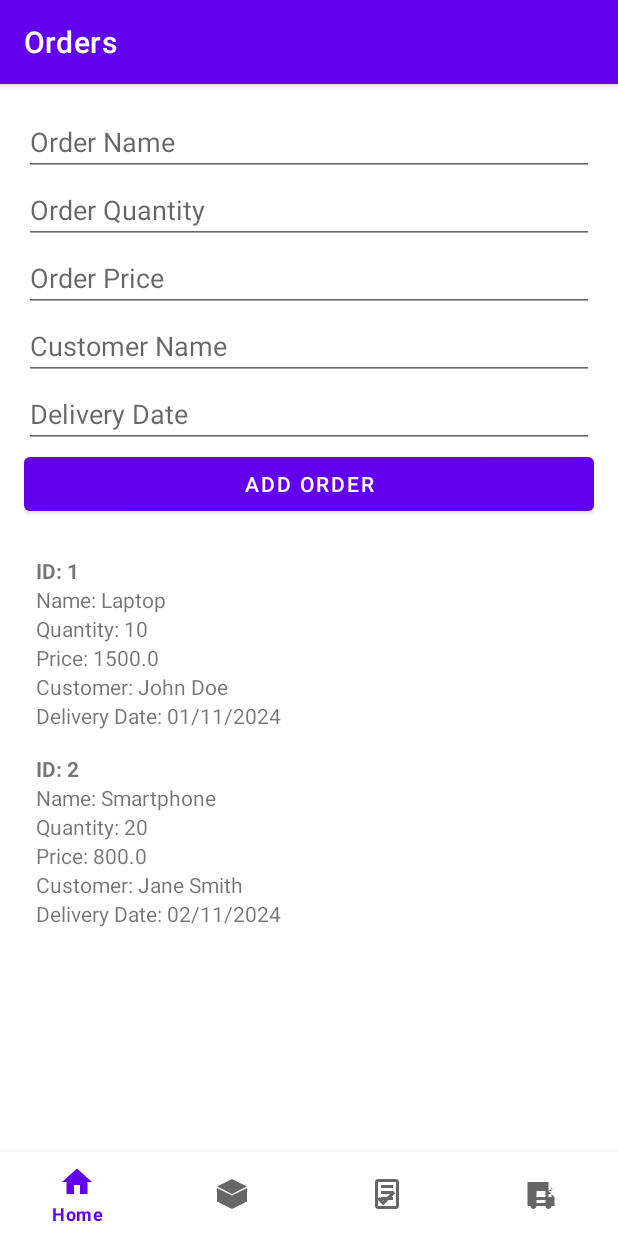
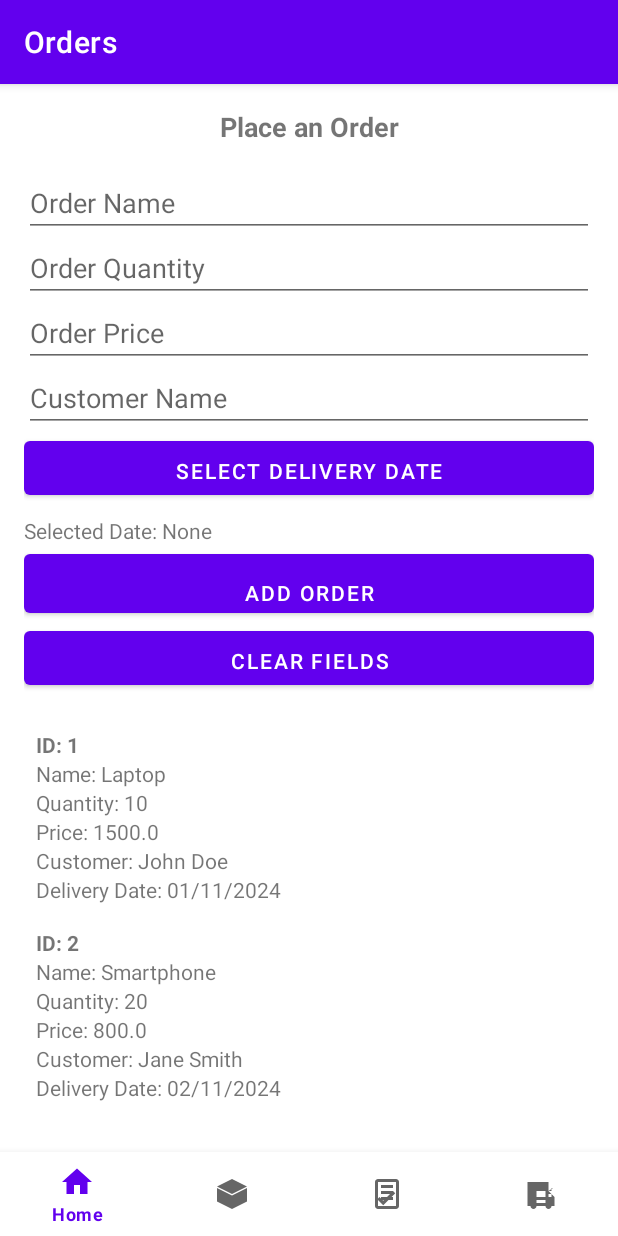
Before and after one commit to felfifofum/LightLogisticsApp, an Android app: the OrderFragment screen opened through its navigation route, after a tap on "ADD ORDER", on a phone screen of 412 x 824 dp. Run offline under Robolectric (Android 15) with nearby library versions, the phone set to English and light mode, and no system bars; our stand-ins replace navigation-ui.

Commit message:
Order screen MVP and linking to Stock inventory screen.

```diff
--- a/app/src/main/java/com/example/lightlogisticsapp/ui/order/OrderFragment.kt
+++ b/app/src/main/java/com/example/lightlogisticsapp/ui/order/OrderFragment.kt
@@ -1,15 +1,16 @@
 package com.example.lightlogisticsapp.ui.order
 
+import android.app.DatePickerDialog
 import android.os.Bundle
 import android.view.LayoutInflater
 import android.view.View
 import android.view.ViewGroup
 import android.widget.Button
 import android.widget.EditText
+import android.widget.TextView
 import android.widget.Toast
 import androidx.fragment.app.Fragment
 import androidx.fragment.app.activityViewModels
-import androidx.lifecycle.Observer
 import androidx.recyclerview.widget.LinearLayoutManager
 import androidx.recyclerview.widget.RecyclerView
 import com.example.lightlogisticsapp.R
@@ -32,28 +33,40 @@ class OrderFragment : Fragment() {
         super.onViewCreated(view, savedInstanceState)
 
         orderAdapter = OrderAdapter()
-
         val recyclerView = view.findViewById<RecyclerView>(R.id.recyclerView)
         recyclerView.layoutManager = LinearLayoutManager(context)
         recyclerView.adapter = orderAdapter
 
-        sharedViewModel.orders.observe(viewLifecycleOwner, Observer { orders ->
-            orderAdapter.submitList(orders)
-        })
+        // Observing the orders LiveData from SharedViewModel
+        sharedViewModel.orders.observe(viewLifecycleOwner) { orders ->
+            // Submit a fresh list
+            orderAdapter.submitList(orders.toList())
+        }
 
         val addOrderButton = view.findViewById<Button>(R.id.add_order_button)
+        val clearOrderButton = view.findViewById<Button>(R.id.clear_order_button)
+        val pickDeliveryDateButton = view.findViewById<Button>(R.id.pick_delivery_date)
+        val selectedDeliveryDateText = view.findViewById<TextView>(R.id.selected_delivery_date)
+
         val editOrderName = view.findViewById<EditText>(R.id.edit_order_name)
         val editOrderQuantity = view.findViewById<EditText>(R.id.edit_order_quantity)
         val editOrderPrice = view.findViewById<EditText>(R.id.edit_order_price)
         val editCustomerName = view.findViewById<EditText>(R.id.edit_customer_name)
-        val editDeliveryDate = view.findViewById<EditText>(R.id.edit_delivery_date)
+
+        var deliveryDate: String = ""
+        pickDeliveryDateButton.setOnClickListener {
+            val datePicker = DatePickerDialog(requireContext(), { _, year, month, day ->
+                deliveryDate = "$day/${month + 1}/$year"
+                selectedDeliveryDateText.text = "Selected Date: $deliveryDate"
+            }, 2024, 0, 1)
+            datePicker.show()
+        }
 
         addOrderButton.setOnClickListener {
-            val name = editOrderName.text.toString()
+            val name = editOrderName.text.toString().trim()
             val quantity = editOrderQuantity.text.toString().toIntOrNull() ?: 0
             val price = editOrderPrice.text.toString().toDoubleOrNull() ?: 0.0
-            val customerName = editCustomerName.text.toString()
-            val deliveryDate = editDeliveryDate.text.toString()
+            val customerName = editCustomerName.text.toString().trim()
 
             if (name.isNotEmpty() && customerName.isNotEmpty() && deliveryDate.isNotEmpty()) {
                 val newOrder = Order(
@@ -67,15 +80,28 @@ class OrderFragment : Fragment() {
                 val orderPlaced = sharedViewModel.addOrder(newOrder)
                 if (orderPlaced) {
                     Toast.makeText(context, "Order placed successfully", Toast.LENGTH_SHORT).show()
-                    editOrderName.text.clear()
-                    editOrderQuantity.text.clear()
-                    editOrderPrice.text.clear()
-                    editCustomerName.text.clear()
-                    editDeliveryDate.text.clear()
+                    clearInputs(editOrderName, editOrderQuantity, editOrderPrice, editCustomerName, selectedDeliveryDateText)
                 } else {
-                    Toast.makeText(context, "Not enough stock available", Toast.LENGTH_SHORT).show()
+                    Toast.makeText(context, "Not enough stock available or invalid stock", Toast.LENGTH_SHORT).show()
                 }
+            } else {
+                Toast.makeText(context, "All fields are required!", Toast.LENGTH_SHORT).show()
             }
         }
+
+        clearOrderButton.setOnClickListener {
+            clearInputs(editOrderName, editOrderQuantity, editOrderPrice, editCustomerName, selectedDeliveryDateText)
+        }
+    }
+
+    private fun clearInputs(
+        name: EditText, quantity: EditText, price: EditText,
+        customer: EditText, deliveryDate: TextView
+    ) {
+        name.text.clear()
+        quantity.text.clear()
+        price.text.clear()
+        customer.text.clear()
+        deliveryDate.text = "Selected Date: None"
     }
 }
--- a/app/src/main/res/layout/fragment_order.xml
+++ b/app/src/main/res/layout/fragment_order.xml
@@ -4,50 +4,79 @@
     android:orientation="vertical"
     android:padding="16dp">
 
+    <TextView
+        android:layout_width="match_parent"
+        android:layout_height="wrap_content"
+        android:text="Place an Order"
+        android:textStyle="bold"
+        android:textSize="18sp"
+        android:gravity="center"
+        android:paddingBottom="16dp" />
+
     <EditText
         android:id="@+id/edit_order_name"
         android:layout_width="match_parent"
         android:layout_height="wrap_content"
-        android:hint="Order Name" />
+        android:hint="Order Name"
+        android:inputType="text" />
 
     <EditText
         android:id="@+id/edit_order_quantity"
         android:layout_width="match_parent"
         android:layout_height="wrap_content"
         android:hint="Order Quantity"
-        android:inputType="number" />
+        android:inputType="number"
+        android:paddingTop="8dp" />
 
     <EditText
         android:id="@+id/edit_order_price"
         android:layout_width="match_parent"
         android:layout_height="wrap_content"
         android:hint="Order Price"
-        android:inputType="numberDecimal" />
+        android:inputType="numberDecimal"
+        android:paddingTop="8dp" />
 
     <EditText
         android:id="@+id/edit_customer_name"
         android:layout_width="match_parent"
         android:layout_height="wrap_content"
-        android:hint="Customer Name" />
+        android:hint="Customer Name"
+        android:inputType="text"
+        android:paddingTop="8dp" />
 
-    <EditText
-        android:id="@+id/edit_delivery_date"
+    <Button
+        android:id="@+id/pick_delivery_date"
         android:layout_width="match_parent"
         android:layout_height="wrap_content"
-        android:hint="Delivery Date"
-        android:inputType="date" />
+        android:text="Select Delivery Date"
+        android:paddingTop="8dp" />
+
+    <TextView
+        android:id="@+id/selected_delivery_date"
+        android:layout_width="match_parent"
+        android:layout_height="wrap_content"
+        android:text="Selected Date: None"
+        android:paddingTop="8dp" />
 
     <Button
         android:id="@+id/add_order_button"
         android:layout_width="match_parent"
         android:layout_height="wrap_content"
-        android:text="Add Order" />
+        android:text="Add Order"
+        android:paddingTop="16dp" />
+
+    <Button
+        android:id="@+id/clear_order_button"
+        android:layout_width="match_parent"
+        android:layout_height="wrap_content"
+        android:text="Clear Fields"
+        android:paddingTop="8dp" />
 
     <androidx.recyclerview.widget.RecyclerView
         android:id="@+id/recyclerView"
         android:layout_width="match_parent"
-        android:layout_marginBottom="?attr/actionBarSize"
         android:layout_height="0dp"
         android:layout_weight="1"
         android:layout_marginTop="16dp" />
+
 </LinearLayout>
```
Also changed, not shown: app/src/main/java/com/example/lightlogisticsapp/ui/order/OrderViewModel.kt (+21 -21 lines), app/src/main/java/com/example/lightlogisticsapp/ui/shared/SharedViewModel.kt (+33 -10 lines).
